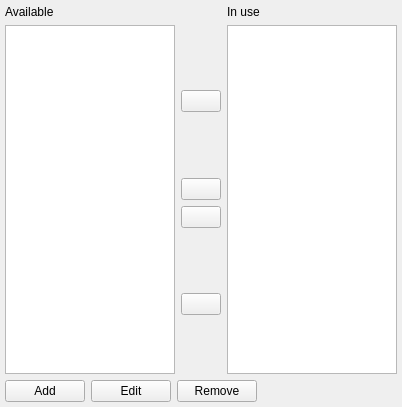
Old version of the form src/plugins/jinglertp/payloadtypeoptions.ui in the repository eyecu-im/eyecu-qt.
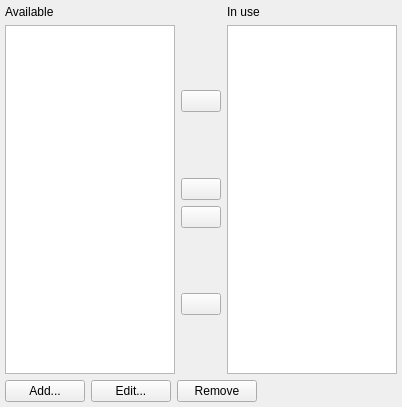
New version of the form. Custom widgets are drawn as their Qt base class.

Patch:
```diff
--- a/src/plugins/jinglertp/payloadtypeoptions.ui
+++ b/src/plugins/jinglertp/payloadtypeoptions.ui
@@ -98,7 +98,7 @@
         <string>Add dynamic payload type</string>
        </property>
        <property name="text">
-        <string>Add</string>
+        <string>Add...</string>
        </property>
       </widget>
      </item>
@@ -114,7 +114,7 @@
         <string>Edit dynamic payload type</string>
        </property>
        <property name="text">
-        <string>Edit</string>
+        <string>Edit...</string>
        </property>
       </widget>
      </item>
```
